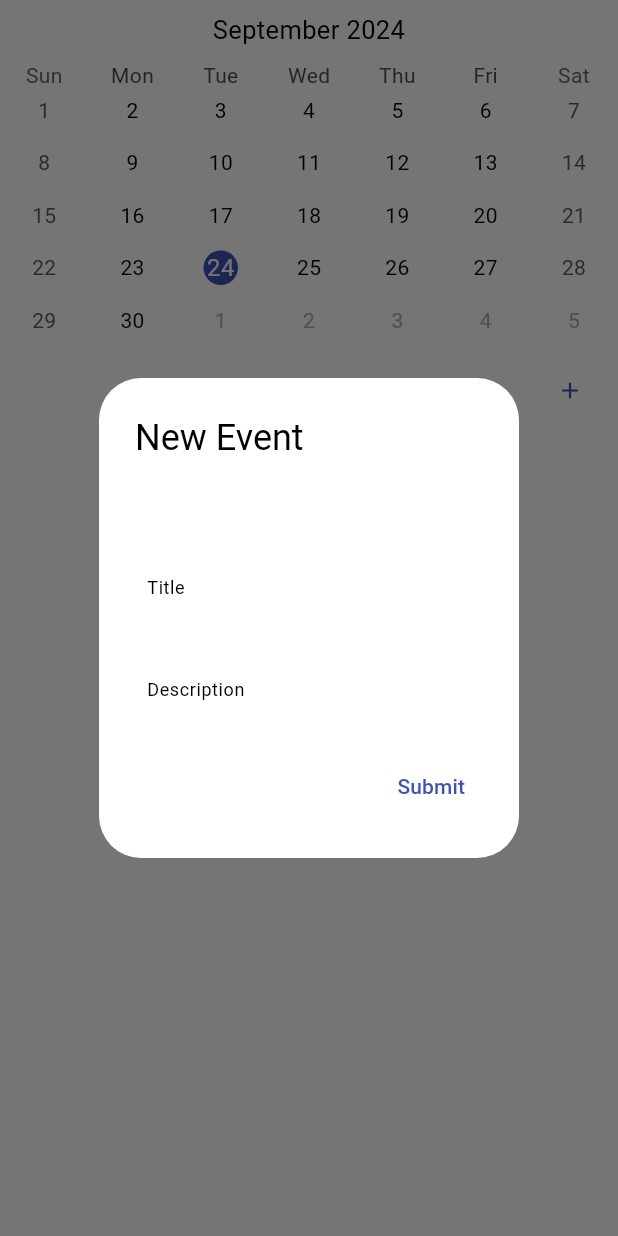
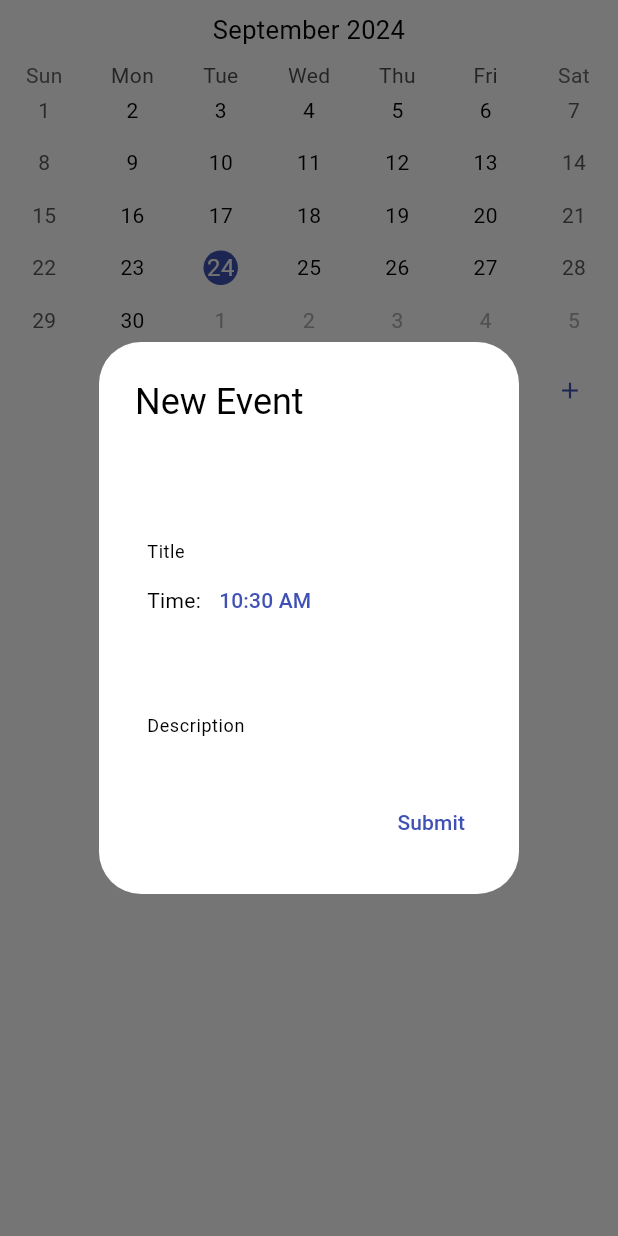
Before and after one commit to deathblade666/flutter_launcher, a Flutter app: the Calendar widget shown alone on an empty page, opened directly with empty values, after a tap on the "add" icon, on a phone screen of 412 x 824 dp. Run offline on Flutter 3.47's test engine with Material 3 defaults, Android fonts, the phone set to English and light mode, and no system bars; drawn by our look-alikes of dynamic_color, table_calendar; our stand-ins replace date_format, shared_preferences, string_validator; missing offline and left inert: installed_apps, one_clock; accounts and stored records are empty.

Commit message:
Added Time to the event creation dialog

```diff
--- a/lib/widgets/calendar.dart
+++ b/lib/widgets/calendar.dart
@@ -21,6 +21,7 @@ class _CalendarState extends State<Calendar> {
       .toggledOff;
   DateTime _focusedDay = DateTime.now();
   DateTime? _selectedDay;
+  TimeOfDay pickedTime = TimeOfDay.now();
 
 
   @override
@@ -30,6 +31,17 @@ class _CalendarState extends State<Calendar> {
     _selectedEvents = ValueNotifier(_getEventsForday(_selectedDay!));
   }
 
+  void _selectTime() async {
+    final TimeOfDay? newTime = await showTimePicker(
+      context: context,
+      initialTime: pickedTime,
+    );
+    if (newTime != null) {
+      setState(() {
+        pickedTime = newTime;
+      });
+    }
+  }
 
   @override
   void dispose() {
@@ -40,9 +52,6 @@ class _CalendarState extends State<Calendar> {
   List<Event> _getEventsForday(DateTime day) {
       return events[day] ?? [];
   }
-
-
-
 
   void _onDaySelected(DateTime selectedDay, DateTime focusedDay) {
     if (!isSameDay(_selectedDay, selectedDay)) {
@@ -130,6 +139,17 @@ class _CalendarState extends State<Calendar> {
                                 TextField(
                                   controller: _titleController,
                                   decoration: const InputDecoration(helperText: 'Title'),
+                                ),
+                                Row(
+                                  children: [
+                                    const Text("Time:"),
+                                    TextButton(
+                                      onPressed: (){
+                                        _selectTime();
+                                      },
+                                      child: Text(pickedTime.format(context))
+                                    ),
+                                  ],
                                 ),
                                 TextField(
                                   controller: _descriptionController,
```
